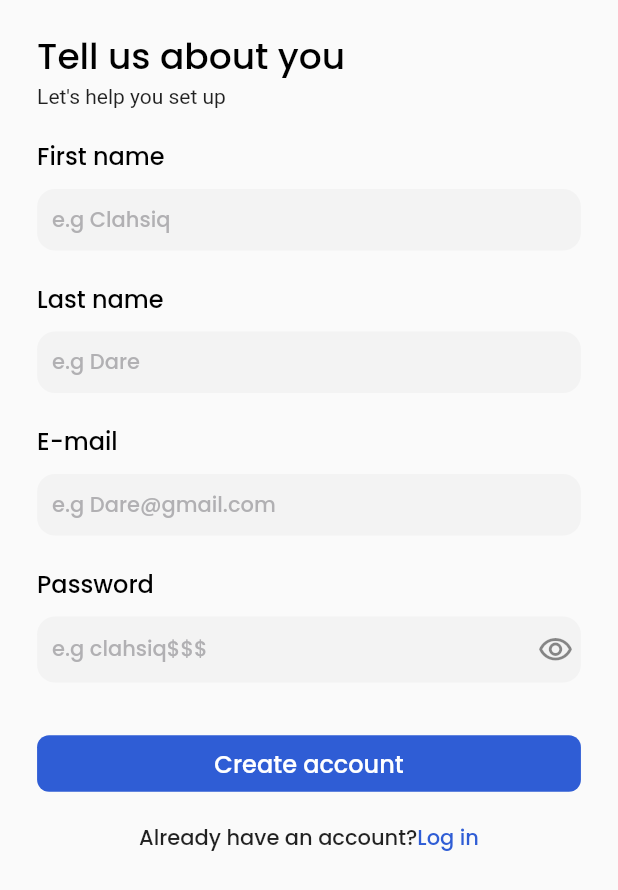
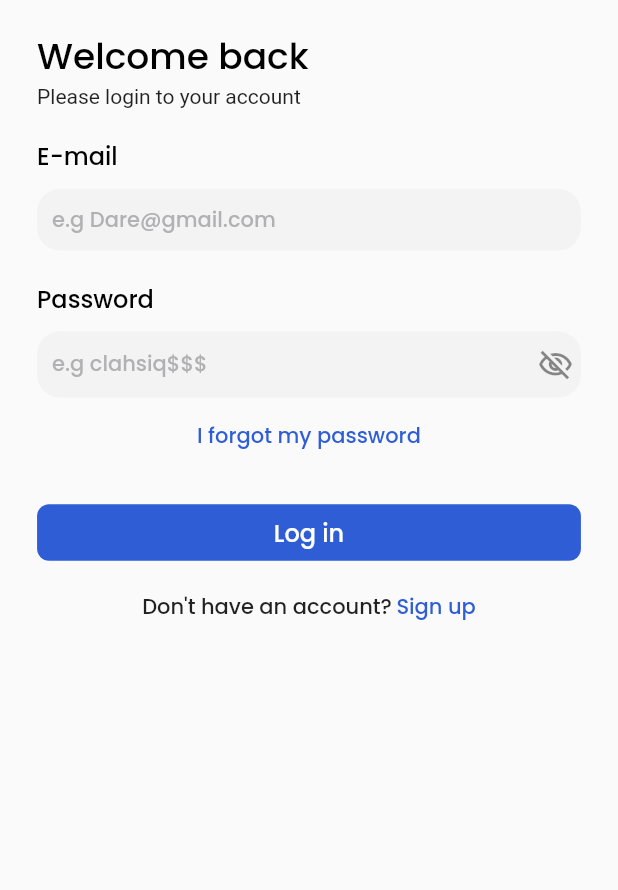
Before and after one commit to dev-gyata/progect-management-app, a Flutter app: the _CreateAccountView screen opened directly, after a tap on the "visibility off" icon, after a tap on "Log in", on a phone screen of 412 x 824 dp. Shown: the top 890 px of the screen. Run offline on Flutter 3.47's test engine with Material 2 defaults, Android fonts, the phone set to English and light mode, and no system bars; our stand-ins replace bloc, equatable, flutter_bloc, google_fonts; generated files the repository leaves out were written again.

Commit message:
added login ui

```diff
--- a/lib/auth/create_account/view/create_account_page.dart
+++ b/lib/auth/create_account/view/create_account_page.dart
@@ -1,6 +1,7 @@
 import 'package:flutter/material.dart';
 import 'package:flutter_bloc/flutter_bloc.dart';
 import 'package:progect_management_app/auth/create_account/cubit/create_account_cubit.dart';
+import 'package:progect_management_app/auth/login/view/login_page.dart';
 import 'package:progect_management_app/l10n/l10n.dart';
 import 'package:progect_management_app/theme/theme.dart';
 import 'package:progect_management_app/widgets/custom_textfield.dart';
@@ -23,16 +24,17 @@ class _CreateAccountView extends StatelessWidget {
   @override
   Widget build(BuildContext context) {
     final l10n = context.l10n;
-    var height = MediaQuery.of(context).viewPadding.top;
+    final height = MediaQuery.of(context).viewPadding.top;
     final devSize = MediaQuery.of(context).size;
     return Scaffold(
       body: SingleChildScrollView(
           physics: const BouncingScrollPhysics(),
           child: Padding(
             padding: EdgeInsets.only(
-                left: devSize.width * .06,
-                right: devSize.width * .06,
-                top: height),
+              left: devSize.width * .06,
+              right: devSize.width * .06,
+              top: height,
+            ),
             child: Column(
               crossAxisAlignment: CrossAxisAlignment.start,
               children: [
@@ -152,8 +154,16 @@ class _CreateAccountView extends StatelessWidget {
                             fontSize: 14,
                           ),
                     ),
+                    const SizedBox(
+                      width: 3,
+                    ),
                     InkWell(
-                      onTap: () {},
+                      onTap: () {
+                        Navigator.pushReplacement(
+                          context,
+                          MaterialPageRoute(builder: (_) => const LoginPage()),
+                        );
+                      },
                       child: Text(
                         l10n.logIn,
                         style: Theme.of(context)
--- /dev/null
+++ b/lib/auth/login/cubit/login_cubit.dart
@@ -0,0 +1,8 @@
+import 'package:bloc/bloc.dart';
+import 'package:equatable/equatable.dart';
+
+part 'login_state.dart';
+
+class LoginCubit extends Cubit<LoginState> {
+  LoginCubit() : super(LoginInitial());
+}
--- /dev/null
+++ b/lib/auth/login/cubit/login_state.dart
@@ -0,0 +1,10 @@
+part of 'login_cubit.dart';
+
+abstract class LoginState extends Equatable {
+  const LoginState();
+
+  @override
+  List<Object> get props => [];
+}
+
+class LoginInitial extends LoginState {}
--- /dev/null
+++ b/lib/auth/login/model/login_model.dart
@@ -0,0 +1,21 @@
+import 'package:equatable/equatable.dart';
+
+class LoginModel extends Equatable {
+  const LoginModel(this.email, this.password);
+
+  final String email;
+  final String password;
+
+  @override
+  List<Object?> get props => [email, password];
+
+  LoginModel copyWith({
+    String? email,
+    String? password,
+  }) {
+    return LoginModel(
+      email ?? this.email,
+      password ?? this.password,
+    );
+  }
+}
--- /dev/null
+++ b/lib/auth/login/view/login_page.dart
@@ -0,0 +1,162 @@
+import 'package:flutter/material.dart';
+import 'package:flutter/src/widgets/framework.dart';
+import 'package:flutter_bloc/flutter_bloc.dart';
+import 'package:progect_management_app/auth/create_account/view/create_account_page.dart';
+import 'package:progect_management_app/auth/login/cubit/login_cubit.dart';
+import 'package:progect_management_app/l10n/l10n.dart';
+import 'package:progect_management_app/theme/theme.dart';
+import 'package:progect_management_app/widgets/custom_textfield.dart';
+
+class LoginPage extends StatelessWidget {
+  const LoginPage({super.key});
+
+  @override
+  Widget build(BuildContext context) {
+    return BlocProvider(
+      create: (context) => LoginCubit(),
+      child: const _LoginView(),
+    );
+  }
+}
+
+class _LoginView extends StatelessWidget {
+  const _LoginView({super.key});
+
+  @override
+  Widget build(BuildContext context) {
+    final l10n = context.l10n;
+    final height = MediaQuery.of(context).viewPadding.top;
+
+    final devSize = MediaQuery.of(context).size;
+    return Scaffold(
+      body: SingleChildScrollView(
+        child: Padding(
+          padding: EdgeInsets.only(
+            left: devSize.width * .06,
+            right: devSize.width * .06,
+            top: height,
+          ),
+          child: Column(
+            crossAxisAlignment: CrossAxisAlignment.start,
+            children: [
+              const SizedBox(
+                height: 20,
+              ),
+              Text(
+                l10n.welcomeBack,
+                style: Theme.of(context)
+                    .textTheme
+                    .headline2
+                    ?.copyWith(color: Colors.black),
+              ),
+              Text(
+                l10n.pleaseLoginText,
+              ),
+              const SizedBox(
+                height: 20,
+              ),
+              Text(
+                l10n.email,
+                style: Theme.of(context)
+                    .textTheme
+                    .bodyText1
+                    ?.copyWith(color: Colors.black),
+              ),
+              const SizedBox(
+                height: 10,
+              ),
+              CustomTextfield(
+                  hintText: l10n.emailNameExample,
+                  textInputType: TextInputType.emailAddress,
+                  onValueChanged: (value) {
+                    // context.read<CreateAccountCubit>().onFirstNameChanged =
+                    // value;
+                  }),
+              const SizedBox(
+                height: 20,
+              ),
+              Text(
+                l10n.password,
+                style: Theme.of(context)
+                    .textTheme
+                    .bodyText1
+                    ?.copyWith(color: Colors.black),
+              ),
+              const SizedBox(
+                height: 10,
+              ),
+              CustomTextfield(
+                hintText: l10n.passwordExample,
+                textInputType: TextInputType.visiblePassword,
+                isPassword: true,
+                onValueChanged: (value) {
+                  // context.read<CreateAccountCubit>().onLastNameChanged =
+                  // value;
+                },
+              ),
+              const SizedBox(
+                height: 15,
+              ),
+              Align(
+                child: InkWell(
+                  onTap: () {},
+                  child: Text(
+                    l10n.forgotPassword,
+                    style: Theme.of(context)
+                        .textTheme
+                        .bodyText1
+                        ?.copyWith(fontSize: 14, color: kBlueColor),
+                  ),
+                ),
+              ),
+              const SizedBox(
+                height: 30,
+              ),
+              SizedBox(
+                width: double.infinity,
+                child: TextButton(
+                  onPressed: () {},
+                  child: Text(l10n.logIn),
+                ),
+              ),
+              const SizedBox(
+                height: 15,
+              ),
+              Row(
+                mainAxisAlignment: MainAxisAlignment.center,
+                children: [
+                  Text(
+                    l10n.dontHaveAccount,
+                    style: Theme.of(context).textTheme.bodyText1?.copyWith(
+                          fontSize: 14,
+                        ),
+                  ),
+                  const SizedBox(
+                    width: 3,
+                  ),
+                  InkWell(
+                    onTap: () {
+                      Navigator.pushReplacement(
+                        context,
+                        MaterialPageRoute(
+                          builder: (_) => const CreateAccountPage(),
+                        ),
+                      );
+                    },
+                    child: Text(
+                      l10n.signUp,
+                      style: Theme.of(context)
+                          .textTheme
+                          .bodyText1
+                          ?.copyWith(fontSize: 14, color: kBlueColor),
+                    ),
+                  )
+                ],
+              ),
+            ],
+          ),
+        ),
+      ),
+    );
+  }
+}
--- a/lib/l10n/arb/app_en.arb
+++ b/lib/l10n/arb/app_en.arb
@@ -19,5 +19,10 @@
     "passwordExample": "e.g clahsiq$$$",
     "createAccount": "Create account",
     "alreadyHaveText": "Already have an account?",
-    "logIn": "Log in"
+    "logIn": "Log in",
+    "welcomeBack": "Welcome back",
+    "pleaseLoginText": "Please login to your account",
+    "forgotPassword": "I forgot my password",
+    "dontHaveAccount":"Don't have an account?",
+    "signUp": "Sign up"
 }
--- a/lib/widgets/custom_textfield.dart
+++ b/lib/widgets/custom_textfield.dart
@@ -21,7 +21,7 @@ class CustomTextfield extends StatelessWidget {
       create: (context) => VisibilityCubit(),
       child: DecoratedBox(
         decoration: BoxDecoration(
-          borderRadius: BorderRadius.circular(12),
+          borderRadius: BorderRadius.circular(15),
           color: kTextfieldBackgroundColor,
         ),
         child: Padding(
@@ -32,6 +32,7 @@ class CustomTextfield extends StatelessWidget {
               Builder(builder: (context) {
                 return Expanded(
                   child: TextField(
+                    // ignore: avoid_bool_literals_in_conditional_expressions
                     obscureText: isPassword
                         ? context.watch<VisibilityCubit>().state.hide
                         : false,
```
